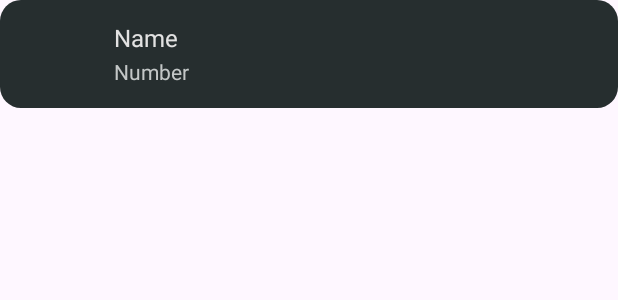
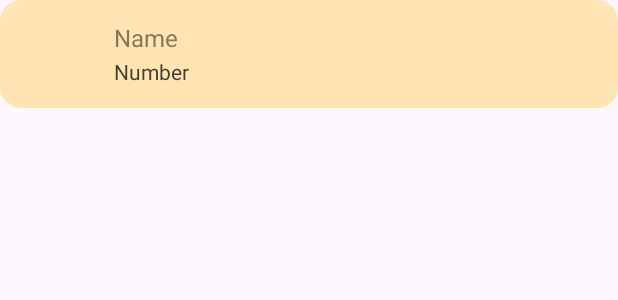
Before and after one commit to nastyasteshchenko/android-application-development, an Android app: the layout contact_item.xml on its own in the app's theme, with its tools: preview values and no code run, on a phone screen of 412 x 824 dp. Shown: the top 300 px of the screen. Run offline under Robolectric (Android 15) with nearby library versions, the phone set to English and light mode, and no system bars; plain views replace SimpleDraweeView; Roboto replaces fonts that are not available here.

```diff
--- a/contact-application/app/src/main/java/ru/nsu/contact/application/data/datasource/ContactDataBase.kt
+++ b/contact-application/app/src/main/java/ru/nsu/contact/application/data/datasource/ContactDataBase.kt
@@ -2,9 +2,9 @@ package ru.nsu.contact.application.data.datasource
 
 import androidx.room.Database
 import androidx.room.RoomDatabase
-import ru.nsu.contact.application.domain.model.Contact
+import ru.nsu.contact.application.data.entity.ContactEntity
 
-@Database(entities = [Contact::class], version = 1)
+@Database(entities = [ContactEntity::class], version = 1)
 abstract class ContactDataBase : RoomDatabase() {
     abstract fun contactDao(): ContactDao
 
--- a/contact-application/app/src/main/java/ru/nsu/contact/application/domain/model/Contact.kt
+++ b/contact-application/app/src/main/java/ru/nsu/contact/application/domain/model/Contact.kt
@@ -1,11 +1,7 @@
 package ru.nsu.contact.application.domain.model
 
-import androidx.room.Entity
-import androidx.room.PrimaryKey
-
-@Entity
 data class Contact(
-    @PrimaryKey(autoGenerate = true) val id: Long = 0,
+    val id: Long,
     val name: String,
     val phoneNumber: String,
     val photoUri: String? = null
--- a/contact-application/app/src/main/res/drawable/rounded_background.xml
+++ b/contact-application/app/src/main/res/drawable/rounded_background.xml
@@ -2,5 +2,5 @@
 <shape xmlns:android="http://schemas.android.com/apk/res/android"
     android:shape="rectangle">
     <corners android:radius="14dp" />
-    <solid android:color="#262E2F" />
+    <solid android:color="#FFE5B4" />
 </shape>
--- a/contact-application/app/src/main/res/layout/contact_item.xml
+++ b/contact-application/app/src/main/res/layout/contact_item.xml
@@ -8,14 +8,14 @@
     android:padding="12dp">
 
     <com.facebook.drawee.view.SimpleDraweeView
-        android:id="@+id/songImage"
+        android:id="@+id/contactImage"
         android:layout_width="48dp"
         android:layout_height="48dp"
         android:layout_marginEnd="16dp"
         app:roundedCornerRadius="8dp" />
 
     <LinearLayout
-        android:layout_width="184dp"
+        android:layout_width="0dp"
         android:layout_height="44dp"
         android:layout_weight="1"
         android:orientation="vertical">
@@ -25,17 +25,17 @@
             android:layout_width="184dp"
             android:layout_height="24dp"
             android:fontFamily="@font/roboto_medium"
-            android:text="Name"
-            android:textColor="#E2E2E2"
+            android:text="@string/name"
+            android:textColor="#87785C"
             android:textSize="16sp" />
 
         <TextView
-            android:id="@+id/contactNumber"
+            android:id="@+id/contactPhoneNumber"
             android:layout_width="184dp"
             android:layout_height="20dp"
             android:fontFamily="@font/roboto_medium"
-            android:text="Number"
-            android:textColor="#C3C7C7"
+            android:text="@string/number"
+            android:textColor="#453D30"
             android:textSize="14sp" />
     </LinearLayout>
 
--- a/contact-application/app/src/main/res/values/strings.xml
+++ b/contact-application/app/src/main/res/values/strings.xml
@@ -1,3 +1,5 @@
 <resources>
     <string name="app_name">contact-application</string>
+    <string name="name">Name</string>
+    <string name="number">Number</string>
 </resources>
```
Also changed, not shown: contact-application/app/src/main/java/ru/nsu/contact/application/data/datasource/ContactDao.kt (+5 -5 lines), contact-application/app/src/main/java/ru/nsu/contact/application/data/entity/ContactEntity.kt (added, +12 -0 lines), contact-application/app/src/main/java/ru/nsu/contact/application/data/mapper/ContactEntityMapper.kt (added, +24 -0 lines), contact-application/app/src/main/java/ru/nsu/contact/application/data/repository/ContactRepositoryImpl.kt (+13 -5 lines), contact-application/app/src/main/java/ru/nsu/contact/application/ui/ContactAdapter.kt (added, +38 -0 lines), contact-application/app/src/main/java/ru/nsu/contact/application/ui/MainActivity.kt (+0 -7 lines), contact-application/app/src/main/res/layout/activity_main.xml (+11 -9 lines).
